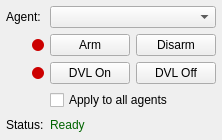
cougars-auv/coug_rqt, file coug_rqt/ui/coug_utils.ui: the form before one commit.
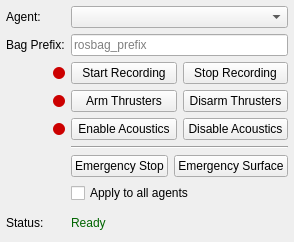
The form after the commit.

Commit message: Add rosbag buttons

```diff
--- a/coug_rqt/ui/coug_utils.ui
+++ b/coug_rqt/ui/coug_utils.ui
@@ -13,7 +13,7 @@
     <property name="minimumSize">
       <size>
         <width>160</width>
-        <height>140</height>
+        <height>242</height>
       </size>
     </property>
     <property name="windowTitle">
@@ -58,55 +58,29 @@
         </widget>
       </item>
 
-      <!-- Row 1: Arm / Disarm -->
-      <item row="1" column="0" alignment="Qt::AlignRight|Qt::AlignVCenter">
-        <widget class="QLabel" name="armed_indicator">
-          <property name="minimumSize">
-            <size><width>12</width><height>12</height></size>
-          </property>
-          <property name="maximumSize">
-            <size><width>12</width><height>12</height></size>
-          </property>
-          <property name="styleSheet">
-            <string notr="true">background-color: #cc0000; border-radius: 6px;</string>
-          </property>
+      <!-- Row 1: Bag Prefix -->
+      <item row="1" column="0">
+        <widget class="QLabel" name="label_bag_prefix">
           <property name="text">
-            <string/>
+            <string>Bag Prefix:</string>
           </property>
         </widget>
       </item>
       <item row="1" column="1" colspan="3">
-        <layout class="QHBoxLayout" name="horizontalLayout_arm">
-          <item>
-            <widget class="QPushButton" name="arm">
-              <property name="sizePolicy">
-                <sizepolicy hsizetype="Expanding" vsizetype="Fixed">
-                  <horstretch>0</horstretch>
-                  <verstretch>0</verstretch>
-                </sizepolicy>
-              </property>
-              <property name="text">
-                <string>Arm</string>
-              </property>
-            </widget>
-          </item>
-          <item>
-            <widget class="QPushButton" name="disarm">
-              <property name="sizePolicy">
-                <sizepolicy hsizetype="Expanding" vsizetype="Fixed">
-                  <horstretch>0</horstretch>
-                  <verstretch>0</verstretch>
-                </sizepolicy>
-              </property>
-              <property name="text">
-                <string>Disarm</string>
-              </property>
-            </widget>
-          </item>
-        </layout>
+        <widget class="QLineEdit" name="bag_prefix">
+          <property name="sizePolicy">
+            <sizepolicy hsizetype="Expanding" vsizetype="Fixed">
+              <horstretch>0</horstretch>
+              <verstretch>0</verstretch>
+            </sizepolicy>
+          </property>
+          <property name="placeholderText">
+            <string>rosbag_prefix</string>
+          </property>
+        </widget>
       </item>
 
-      <!-- Row 2: DVL On / DVL Off -->
+      <!-- Row 2: Rosbag Record Start / Stop -->
       <item row="2" column="0" alignment="Qt::AlignRight|Qt::AlignVCenter">
         <widget class="QLabel" name="dvl_indicator">
           <property name="minimumSize">
@@ -134,7 +108,7 @@
                 </sizepolicy>
               </property>
               <property name="text">
-                <string>DVL On</string>
+                <string>Start Recording</string>
               </property>
             </widget>
           </item>
@@ -147,15 +121,155 @@
                 </sizepolicy>
               </property>
               <property name="text">
-                <string>DVL Off</string>
+                <string>Stop Recording</string>
               </property>
             </widget>
           </item>
         </layout>
       </item>
 
-      <!-- Row 3: Checkbox -->
+      <!-- Row 3: Arm / Disarm -->
+      <item row="3" column="0" alignment="Qt::AlignRight|Qt::AlignVCenter">
+        <widget class="QLabel" name="armed_indicator">
+          <property name="minimumSize">
+            <size><width>12</width><height>12</height></size>
+          </property>
+          <property name="maximumSize">
+            <size><width>12</width><height>12</height></size>
+          </property>
+          <property name="styleSheet">
+            <string notr="true">background-color: #cc0000; border-radius: 6px;</string>
+          </property>
+          <property name="text">
+            <string/>
+          </property>
+        </widget>
+      </item>
       <item row="3" column="1" colspan="3">
+        <layout class="QHBoxLayout" name="horizontalLayout_arm">
+          <item>
+            <widget class="QPushButton" name="arm">
+              <property name="sizePolicy">
+                <sizepolicy hsizetype="Expanding" vsizetype="Fixed">
+                  <horstretch>0</horstretch>
+                  <verstretch>0</verstretch>
+                </sizepolicy>
+              </property>
+              <property name="text">
+                <string>Arm Thrusters</string>
+              </property>
+            </widget>
+          </item>
+          <item>
+            <widget class="QPushButton" name="disarm">
+              <property name="sizePolicy">
+                <sizepolicy hsizetype="Expanding" vsizetype="Fixed">
+                  <horstretch>0</horstretch>
+                  <verstretch>0</verstretch>
+                </sizepolicy>
+              </property>
+              <property name="text">
+                <string>Disarm Thrusters</string>
+              </property>
+            </widget>
+          </item>
+        </layout>
+      </item>
+
+      <!-- Row 4: Enable Acoustics / Disable Acoustics -->
+      <item row="4" column="0" alignment="Qt::AlignRight|Qt::AlignVCenter">
+        <widget class="QLabel" name="acoustics_indicator">
+          <property name="minimumSize">
+            <size><width>12</width><height>12</height></size>
+          </property>
+          <property name="maximumSize">
+            <size><width>12</width><height>12</height></size>
+          </property>
+          <property name="styleSheet">
+            <string notr="true">background-color: #cc0000; border-radius: 6px;</string>
+          </property>
+          <property name="text">
+            <string/>
+          </property>
+        </widget>
+      </item>
+      <item row="4" column="1" colspan="3">
+        <layout class="QHBoxLayout" name="horizontalLayout_acoustics">
+          <item>
+            <widget class="QPushButton" name="acoustics_on">
+              <property name="sizePolicy">
+                <sizepolicy hsizetype="Expanding" vsizetype="Fixed">
+                  <horstretch>0</horstretch>
+                  <verstretch>0</verstretch>
+                </sizepolicy>
+              </property>
+              <property name="text">
+                <string>Enable Acoustics</string>
+              </property>
+            </widget>
+          </item>
+          <item>
+            <widget class="QPushButton" name="acoustics_off">
+              <property name="sizePolicy">
+                <sizepolicy hsizetype="Expanding" vsizetype="Fixed">
+                  <horstretch>0</horstretch>
+                  <verstretch>0</verstretch>
+                </sizepolicy>
+              </property>
+              <property name="text">
+                <string>Disable Acoustics</string>
+              </property>
+            </widget>
+          </item>
+        </layout>
+      </item>
+
+      <!-- Row 5: Separator -->
+      <item row="5" column="1" colspan="3">
+        <widget class="QFrame" name="separator">
+          <property name="frameShape">
+            <enum>QFrame::HLine</enum>
+          </property>
+          <property name="frameShadow">
+            <enum>QFrame::Sunken</enum>
+          </property>
+        </widget>
+      </item>
+
+      <!-- Row 6: Emergency Stop / Emergency Surface -->
+      <item row="6" column="1" colspan="3">
+        <layout class="QHBoxLayout" name="horizontalLayout_emergency">
+          <item>
+            <widget class="QPushButton" name="emergency_stop">
+              <property name="sizePolicy">
+                <sizepolicy hsizetype="Expanding" vsizetype="Fixed">
+                  <horstretch>0</horstretch>
+                  <verstretch>0</verstretch>
+                </sizepolicy>
+              </property>
+              <property name="text">
+                <string>Emergency Stop</string>
+              </property>
+            </widget>
+          </item>
+          <item>
+            <widget class="QPushButton" name="emergency_surface">
+              <property name="sizePolicy">
+                <sizepolicy hsizetype="Expanding" vsizetype="Fixed">
+                  <horstretch>0</horstretch>
+                  <verstretch>0</verstretch>
+                </sizepolicy>
+              </property>
+              <property name="text">
+                <string>Emergency Surface</string>
+              </property>
+            </widget>
+          </item>
+        </layout>
+      </item>
+
+      <!-- Row 7: Checkbox -->
+      <item row="7" column="1" colspan="3">
         <widget class="QCheckBox" name="apply_all">
           <property name="text">
             <string>Apply to all agents</string>
@@ -166,15 +280,15 @@
         </widget>
       </item>
 
-      <!-- Row 4: Status -->
-      <item row="4" column="0">
+      <!-- Row 8: Status -->
+      <item row="8" column="0">
         <widget class="QLabel" name="label_status">
           <property name="text">
             <string>Status:</string>
           </property>
         </widget>
       </item>
-      <item row="4" column="1" colspan="3">
+      <item row="8" column="1" colspan="3">
         <widget class="QLabel" name="status">
           <property name="styleSheet">
             <string notr="true">color: darkgreen;</string>
```
Left out of the diff: 8 changed lines with no effect on the pictures. The commit also changes 1 other file.
